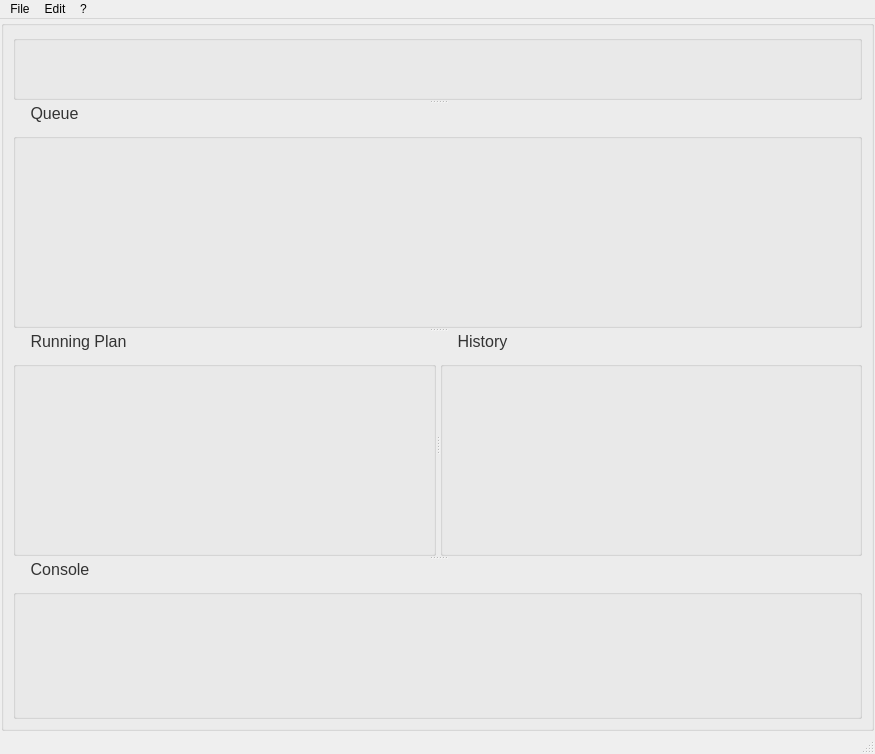
This is src/QSview/resources/mainwindow.ui in BCDA-APS/QSview as Qt 5 draws it before an edit. The edited form follows.
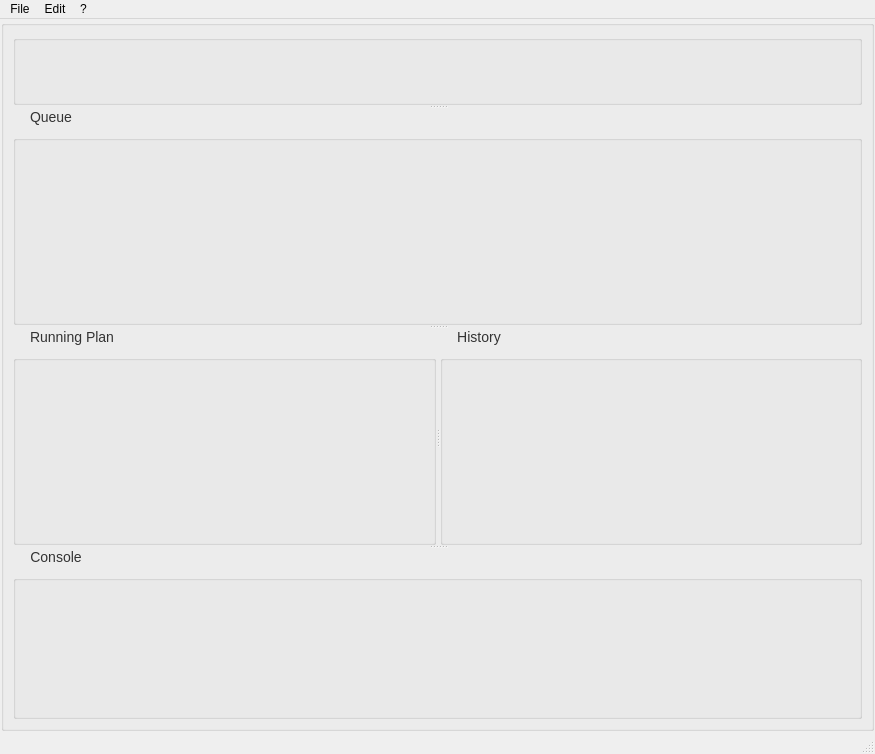
This is the edited form.

Commit message: Decrease GroupBox title font to 14 pxl in mainwindow.ui

The edit to the form file:
```diff
--- a/src/QSview/resources/mainwindow.ui
+++ b/src/QSview/resources/mainwindow.ui
@@ -70,7 +70,7 @@
              <widget class="QGroupBox" name="groupBox_queue">
               <property name="styleSheet">
                <string notr="true">QGroupBox {
-    font-size: 16px;
+    font-size: 14px;
     color: #333333;
     margin-top: 10px;
 }
@@ -112,7 +112,7 @@
              <widget class="QGroupBox" name="groupBox_plan">
               <property name="styleSheet">
                <string notr="true">QGroupBox {
-    font-size: 16px;
+    font-size: 14px;
     color: #333333;
     margin-top: 10px;
 }
@@ -143,7 +143,7 @@
              <widget class="QGroupBox" name="groupBox_history">
               <property name="styleSheet">
                <string notr="true">QGroupBox {
-    font-size: 16px;
+    font-size: 14px;
     color: #333333;
     margin-top: 10px;
 }
@@ -178,7 +178,7 @@
          <widget class="QGroupBox" name="groupBox_console">
           <property name="styleSheet">
            <string notr="true">QGroupBox {
-    font-size: 16px;
+    font-size: 14px;
     color: #333333;
     margin-top: 10px;
 }
```
